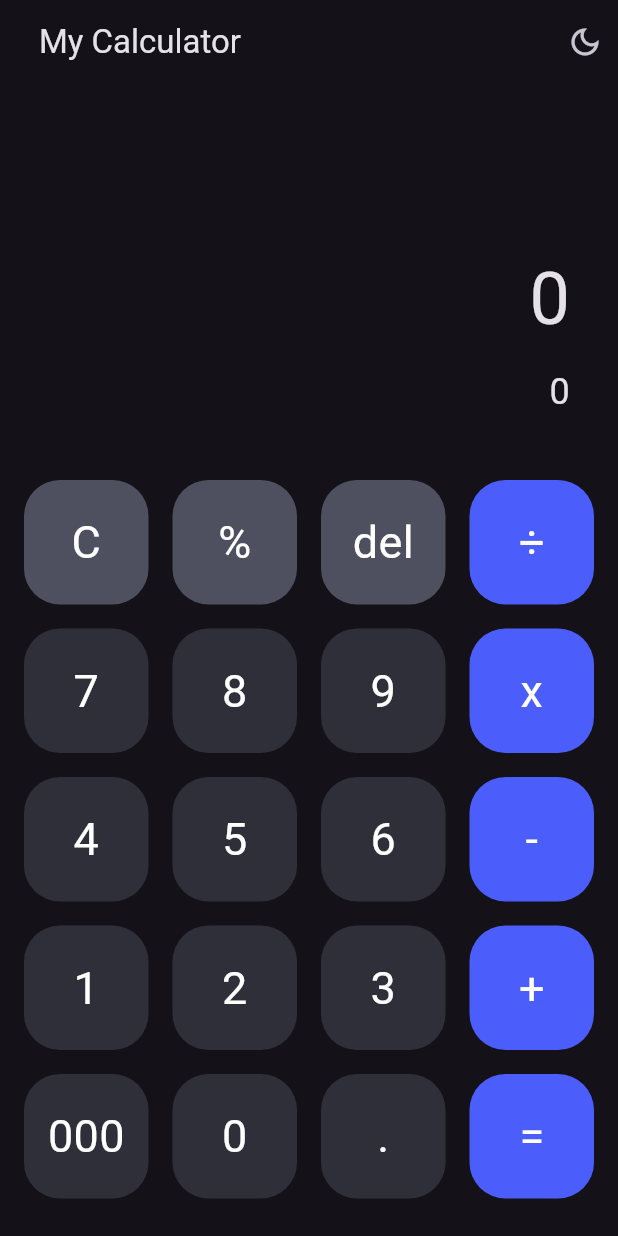
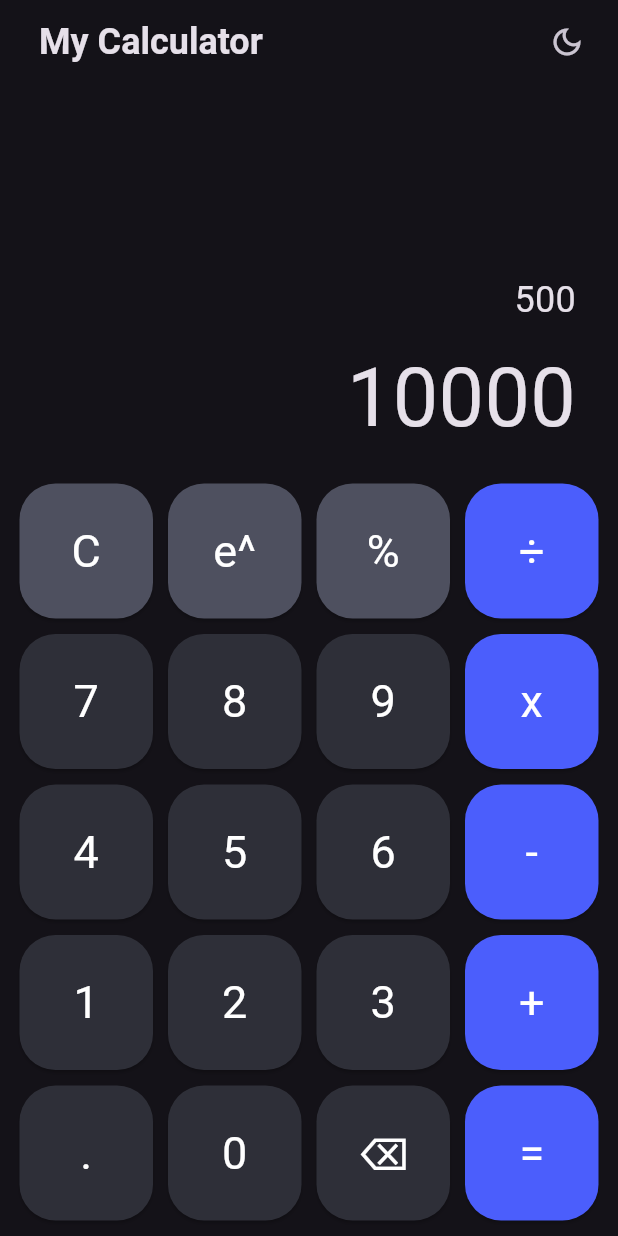
Before and after one commit to Ridhowalid01/my_calculator_bloc, a Flutter app: the screen it shows after launch, on a phone screen of 412 x 824 dp. Run offline on Flutter 3.47's test engine with Material 3 defaults, Android fonts, the phone set to English and light mode, and no system bars; our stand-ins replace bloc, flutter_bloc.

Commit message:
using row column as button and add change theme feature

```diff
--- a/lib/core/utils/colors.dart
+++ b/lib/core/utils/colors.dart
@@ -1,7 +1,21 @@
 import 'package:flutter/material.dart';
 
-class ButtonColors {
-  static const Color primaryColor = Color(0xFF2E2F38);
-  static const Color secondaryColor = Color(0xFF4E505F);
+class AppColors {
   static const Color operatorColor = Color(0xFF4B5EFC);
 }
+
+class DarkAppColors {
+  static const Color topButtonColor = Color(0xFF4E505F);
+  static const Color primaryColor = Color(0xFF2E2F38);
+  static const Color textButtonColor = Color(0xFFFFFFFF);
+  static const Color textColor = Color(0xFFFFFFFF);
+  static const Color textSecondaryColor = Color(0xFFFFFFFF);
+}
+
+class LightAppColors {
+  static const Color topButtonColor = Color(0xFFD2D3DA);
+  static const Color primaryColor = Color(0xFFFFFFFF);
+  static const Color textButtonColor = Color(0xFF000000);
+  static const Color textColor = Color(0xFF000000);
+  static const Color textSecondaryColor = Color(0xFF000000);
+}
--- a/lib/core/widgets/standard_button.dart
+++ b/lib/core/widgets/standard_button.dart
@@ -1,40 +1,67 @@
 import 'package:flutter/material.dart';
+import 'package:my_calculator_bloc/features/bloc/calculator_bloc.dart';
 import '../utils/colors.dart';
+import 'package:flutter_bloc/flutter_bloc.dart';
 
 class StandardButton extends StatelessWidget {
-  const StandardButton(
-      {super.key,
-      required this.label,
-      required this.onPressed,
-      this.isOperator = false,
-      this.isTop = false});
+  const StandardButton({
+    super.key,
+    required this.textButton,
+    this.isOperator = false,
+    this.isTop = false,
+  });
 
-  final String label;
-  final VoidCallback onPressed;
+  final String textButton;
   final bool isOperator;
   final bool isTop;
 
   @override
   Widget build(BuildContext context) {
-    return GestureDetector(
-      onTap: onPressed,
-      child: Container(
-        margin: const EdgeInsets.all(8.0),
-        decoration: BoxDecoration(
-          color: isOperator ? ButtonColors.operatorColor : isTop ? ButtonColors.secondaryColor : ButtonColors.primaryColor,
-          borderRadius: BorderRadius.circular(24.0)
-        ),
-        child: Center(
-          child: Text(
-            label,
-            style: const TextStyle(
-              color: Colors.white,
-              fontSize: 30,
-              fontWeight: FontWeight.w400
-            ),
+    final isPortrait =
+        MediaQuery.of(context).orientation == Orientation.portrait;
+    ThemeBloc myTheme = context.read<ThemeBloc>();
+    return Expanded(
+        flex: 1,
+        child: Container(
+          // color: Colors.yellow,
+          height: isPortrait ? 90 : null,
+          margin: const EdgeInsets.symmetric(horizontal: 5),
+          child: BlocBuilder<ThemeBloc, bool>(
+            bloc: myTheme,
+            builder: (context, state) {
+              return ElevatedButton(
+                  style: ElevatedButton.styleFrom(
+                    backgroundColor:
+                        _getBackgroundColor(isTop, isOperator, state),
+                    foregroundColor: state
+                        ? DarkAppColors.textButtonColor
+                        : LightAppColors.textButtonColor,
+                    shape: RoundedRectangleBorder(
+                        borderRadius: BorderRadius.circular(24)),
+                    // padding: EdgeInsets.symmetric(vertical: 25)
+                  ),
+                  onPressed: () {},
+                  child: Text(
+                    textButton,
+                    style: const TextStyle(
+                        fontSize: 30, fontWeight: FontWeight.w400),
+                  ));
+            },
           ),
-        ),
-      ),
-    );
+        ));
+  }
+
+  Color _getBackgroundColor(bool isTop, bool isOperator, bool isDarkTheme) {
+    if (isTop) {
+      return isDarkTheme
+          ? DarkAppColors.topButtonColor
+          : LightAppColors.topButtonColor;
+    } else if (isOperator) {
+      return AppColors.operatorColor;
+    } else {
+      return isDarkTheme
+          ? DarkAppColors.primaryColor
+          : LightAppColors.primaryColor;
+    }
   }
 }
--- a/lib/features/bloc/calculator_bloc.dart
+++ b/lib/features/bloc/calculator_bloc.dart
@@ -1,89 +1,9 @@
-import 'package:flutter_bloc/flutter_bloc.dart';
 import 'package:bloc/bloc.dart';
-import 'calculator_event.dart';
-import 'calculator_state.dart';
 
-class CalculatorBloc extends Bloc<CalculatorEvent, CalculatorState> {
-  String _input = '';
-  String _operator = '';
-  String _previousValue = '';
-  String _result = '0';
+class ThemeBloc extends Cubit<bool> {
+  ThemeBloc() : super(true); // true = dark theme
 
-  CalculatorBloc() : super(CalculatorInitial('0', '0')) {
-    on<NumberPressed>((event, emit) {
-      _input += event.number;
-
-      // Lakukan perhitungan setiap kali input berubah
-      double result = _calculateResult();
-      emit(CalculatorInitial(_input, result.toString()));
-    });
-
-    on<OperatorPressed>((event, emit) {
-      _previousValue = _input;
-      _operator = event.operator;
-      _input = '';
-
-      // Perbarui hasil setiap kali operator ditekan
-      double result = _calculateResult();
-      emit(CalculatorInitial(_previousValue + _operator, result.toString()));
-    });
-
-    on<CalculateResult>((event, emit) {
-      if (_input.isNotEmpty && _previousValue.isNotEmpty) {
-        double result = _calculateResult();
-        emit(CalculatorInitial(_previousValue + _operator + _input, result.toString()));
-      }
-    });
-
-    on<ClearPressed>((event, emit) {
-      _input = '';
-      _operator = '';
-      _previousValue = '';
-      _result = '0';
-      emit(CalculatorInitial('0','0'));
-    });
-  }
-
-  // Fungsi untuk menghitung hasil setiap kali input berubah
-  double _calculateResult() {
-    if (_previousValue.isEmpty || _input.isEmpty) return 0.0;
-
-    double result = 0;
-    double num1 = double.parse(_previousValue);
-    double num2 = double.parse(_input);
-
-    if (_operator == '÷' && num2 == 0) {
-      // Pembagian dengan 0
-      return double.nan;  // Menandakan error dalam perhitungan
-    }
-
-    // Lakukan perhitungan berdasarkan operator
-    switch (_operator) {
-      case '+':
-        result = num1 + num2;
-        break;
-      case '-':
-        result = num1 - num2;
-        break;
-      case 'x':
-        result = num1 * num2;
-        break;
-      case '÷':
-        result = num1 / num2;
-        break;
-      case '%':
-        result = num1 % num2;
-        break;
-      default:
-        result = 0;
-        break;
-    }
-
-    // Menangani jika hasilnya adalah bilangan bulat
-    if (result % 1 == 0) {
-      return result.toInt().toDouble(); // Tampilkan tanpa .0
-    }
-
-    return result; // Kembalikan hasil desimal
+  void changeTheme(){
+    emit(!state);
   }
 }
--- a/lib/features/bloc/calculator_event.dart
+++ /dev/null
@@ -1,17 +0,0 @@
-abstract class CalculatorEvent {}
-
-class NumberPressed extends CalculatorEvent {
-  final String number;
-
-  NumberPressed(this.number);
-}
-
-class OperatorPressed extends CalculatorEvent {
-  final String operator;
-
-  OperatorPressed(this.operator);
-}
-
-class CalculateResult extends CalculatorEvent{}
-
-class ClearPressed extends CalculatorEvent{}
--- a/lib/features/bloc/calculator_state.dart
+++ /dev/null
@@ -1,8 +0,0 @@
-abstract class CalculatorState {}
-
-class CalculatorInitial extends CalculatorState {
-  final String expression;
-  final String result;
-
-  CalculatorInitial(this.expression, this.result);
-}
--- a/lib/features/screens/home_screen.dart
+++ b/lib/features/screens/home_screen.dart
@@ -1,75 +1,83 @@
 import 'package:flutter/material.dart';
+import 'package:my_calculator_bloc/features/bloc/calculator_bloc.dart';
+import 'package:my_calculator_bloc/main.dart';
+import 'package:bloc/bloc.dart';
 import 'package:flutter_bloc/flutter_bloc.dart';
-import 'package:my_calculator_bloc/features/widgets/button_grid.dart';
 
-import '../bloc/calculator_bloc.dart';
-import '../bloc/calculator_state.dart';
+import '../widgets/button_grid.dart';
 
 class HomeScreen extends StatelessWidget {
   const HomeScreen({super.key});
 
   @override
   Widget build(BuildContext context) {
+    final isPortrait = MediaQuery
+        .of(context)
+        .orientation == Orientation.portrait;
+
+    ThemeBloc myTheme = context.read<ThemeBloc>();
+
     return Scaffold(
       appBar: AppBar(
         title: const Padding(
-          padding: EdgeInsets.only(left: 10),
-          child: Text("My Calculator"),
+          padding: EdgeInsets.only(left: 10.0),
+          child: Text(
+            "My Calculator",
+            style: TextStyle(fontSize: 24, fontWeight: FontWeight.bold),
           ),
-        actions: const [
+        ),
+        actions: [
           Padding(
-            padding: EdgeInsets.only(right: 10),
-            child: Icon(Icons.dark_mode_outlined),
+            padding: const EdgeInsets.only(right: 10.0),
+            child: BlocBuilder<ThemeBloc, bool>(
+              bloc: myTheme,
+              builder: (context, state) {
+                return IconButton(
+                  onPressed: (){
+                    myTheme.changeTheme();
+                  },
+                  icon: Icon(state ? Icons.dark_mode_outlined : Icons.light_mode),
+
+                );
+              },
+            ),
           )
         ],
       ),
       body: Padding(
-        padding: const EdgeInsets.only(right: 8, left: 8, bottom: 0),
+        padding: const EdgeInsets.symmetric(horizontal: 8),
         child: Column(
-          // mainAxisAlignment: MainAxisAlignment.spaceEvenly,
           children: [
-            // diplay screen
-            BlocBuilder<CalculatorBloc, CalculatorState>(
-                builder: (context, state) {
-              String expression = "0";
-              String result = "0";
-              if (state is CalculatorInitial) {
-                expression = state.expression;
-                result = state.result;
-              }
-              return Expanded(
+            Expanded(
                 child: Container(
-                  // color: Colors.red,
                   alignment: Alignment.bottomRight,
-                  padding: const EdgeInsets.all(24),
+                  // color: Colors.blue,
+                  child: const Padding(
+                    padding: EdgeInsets.symmetric(horizontal: 20, vertical: 8),
                     child: Column(
                       mainAxisAlignment: MainAxisAlignment.end,
                       crossAxisAlignment: CrossAxisAlignment.end,
                       children: [
                         Text(
-                        expression,
-                        style: const TextStyle(
-                          fontSize: 48,
-                        ),
-                      ),
-                      const SizedBox(height: 10,),
-                      Text(
-                        result,
-                        style: const TextStyle(
+                          "500",
+                          style: TextStyle(
                             fontSize: 24,
                           ),
                         ),
-                      const SizedBox(height: 10,),
+                        SizedBox(
+                          height: 10,
+                        ),
+                        Text(
+                          "10000",
+                          style: TextStyle(
+                            fontSize: 54,
+                          ),
+                        ),
                       ],
                     ),
                   ),
-              );
-            }),
-
-            const Expanded(
-              flex: 2,
-                child: ButtonGrid()
-            ),
+                )),
+            Expanded(flex: isPortrait ? 2 : 3, child: const ButtonGrid()),
           ],
         ),
       ),
--- a/lib/features/widgets/button_grid.dart
+++ b/lib/features/widgets/button_grid.dart
@@ -1,87 +1,58 @@
 import 'package:flutter/material.dart';
-import 'package:flutter_bloc/flutter_bloc.dart';
 import 'package:my_calculator_bloc/core/widgets/standard_button.dart';
-
-import '../bloc/calculator_bloc.dart';
-import '../bloc/calculator_event.dart';
 
 class ButtonGrid extends StatelessWidget {
   const ButtonGrid({super.key});
 
   @override
   Widget build(BuildContext context) {
-    final bloc = context.read<CalculatorBloc>();
-    return GridView.count(
-      crossAxisCount: 4,
+    return const Column(
+      mainAxisAlignment: MainAxisAlignment.spaceEvenly,
       children: [
-        StandardButton(
-          label: 'C',
-          onPressed: () => bloc.add(ClearPressed()),
-          isTop: true,
+        Row(
+          children: [
+            StandardButton(textButton: "C", isOperator: true, isTop: true,),
+            StandardButton(textButton: "e^", isOperator: true, isTop: true,),
+            StandardButton(textButton: "%", isOperator: true, isTop: true,),
+            StandardButton(textButton: "÷", isOperator: true,),
+          ],
         ),
-        StandardButton(
-          label: "%",
-          onPressed: () => bloc.add(OperatorPressed("%")),
-          isTop: true,
+        // SizedBox(height: 10,),
+        Row(
+          children: [
+            StandardButton(textButton: "7",),
+            StandardButton(textButton: "8",),
+            StandardButton(textButton: "9",),
+            StandardButton(textButton: "x", isOperator: true,),
+          ],
         ),
-        StandardButton(
-          label: 'del',
-          onPressed: () => bloc.add(NumberPressed("")),
-          isTop: true,
+        // SizedBox(height: 10,),
+        Row(
+          children: [
+            StandardButton(textButton: "4",),
+            StandardButton(textButton: "5",),
+            StandardButton(textButton: "6",),
+            StandardButton(textButton: "-", isOperator: true,),
+          ],
         ),
-        StandardButton(
-          label: "÷",
-          onPressed: () => bloc.add(OperatorPressed("÷")),
-          isOperator: true,
+        Row(
+          children: [
+            StandardButton(textButton: "1",),
+            StandardButton(textButton: "2",),
+            StandardButton(textButton: "3",),
+            StandardButton(textButton: "+", isOperator: true,),
+          ],
         ),
-        StandardButton(
-          label: "7",
-          onPressed: () => bloc.add(NumberPressed("7")),
+        // SizedBox(height: 10,),
+        Row(
+          children: [
+            StandardButton(textButton: ".",),
+            StandardButton(textButton: "0",),
+            StandardButton(textButton: "⌫",),
+            StandardButton(textButton: "=", isOperator: true,),
+          ],
         ),
-        StandardButton(
-          label: "8",
-          onPressed: () => bloc.add(NumberPressed("8")),
-        ),
-        StandardButton(
-          label: "9",
-          onPressed: () => bloc.add(NumberPressed("9")),
-        ),
-        StandardButton(
-            label: 'x',
-            onPressed: () => bloc.add(OperatorPressed('x')),
-            isOperator: true),
-        StandardButton(
-            label: '4', onPressed: () => bloc.add(NumberPressed('4'))),
-        StandardButton(
-            label: '5', onPressed: () => bloc.add(NumberPressed('5'))),
-        StandardButton(
-            label: '6', onPressed: () => bloc.add(NumberPressed('6'))),
-        StandardButton(
-            label: '-',
-            onPressed: () => bloc.add(OperatorPressed('-')),
-            isOperator: true),
-        StandardButton(
-            label: '1', onPressed: () => bloc.add(NumberPressed('1'))),
-        StandardButton(
-            label: '2', onPressed: () => bloc.add(NumberPressed('2'))),
-        StandardButton(
-            label: '3', onPressed: () => bloc.add(NumberPressed('3'))),
-        StandardButton(
-            label: '+',
-            onPressed: () => bloc.add(OperatorPressed('+')),
-            isOperator: true),
-        StandardButton(
-            label: '000', onPressed: () => bloc.add(NumberPressed('000'))),
-        StandardButton(
-            label: '0', onPressed: () => bloc.add(NumberPressed('0'))),
-        StandardButton(
-          label: '.',
-          onPressed: () => bloc.add(NumberPressed("")),
-        ),
-        StandardButton(
-            label: '=',
-            onPressed: () => bloc.add(CalculateResult()),
-            isOperator: true),
+        // SizedBox(height: 10,),
       ],
     );
   }
--- a/lib/main.dart
+++ b/lib/main.dart
@@ -1,24 +1,32 @@
 import 'package:flutter/material.dart';
 import 'package:flutter_bloc/flutter_bloc.dart';
 import 'package:my_calculator_bloc/features/bloc/calculator_bloc.dart';
-
 import 'features/screens/home_screen.dart';
 
 void main() {
-  runApp(const MyApp());
+  runApp(MyApp());
 }
 
 class MyApp extends StatelessWidget {
-  const MyApp({super.key});
+  MyApp({super.key});
+
+  final ThemeBloc myTheme = ThemeBloc();
 
   @override
   Widget build(BuildContext context) {
-    return BlocProvider(
-      create: (context) => CalculatorBloc(),
-      child: MaterialApp(
-        theme: ThemeData.dark(),
-        home: const HomeScreen(),
-      ),
+    return MultiBlocProvider(
+        providers: [
+          BlocProvider<ThemeBloc>(create: (context) => myTheme)
+        ],
+        child: BlocBuilder<ThemeBloc, bool>(
+          bloc: myTheme,
+            builder: (context, state) {
+              return MaterialApp(
+                theme: state ? ThemeData.dark() : ThemeData.light(),
+                home: const HomeScreen(),
+              );
+            }
+        )
     );
   }
 }
```
Also changed, not shown: 1 other file. Lines whose indentation alone changed are shown as unchanged.
